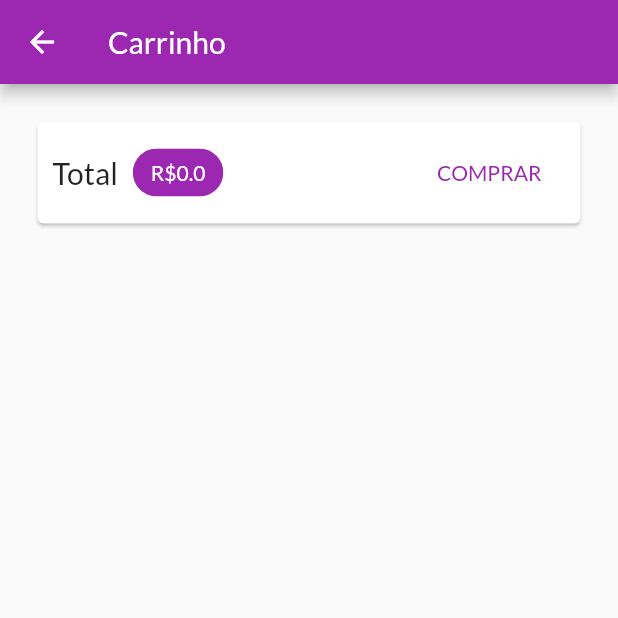
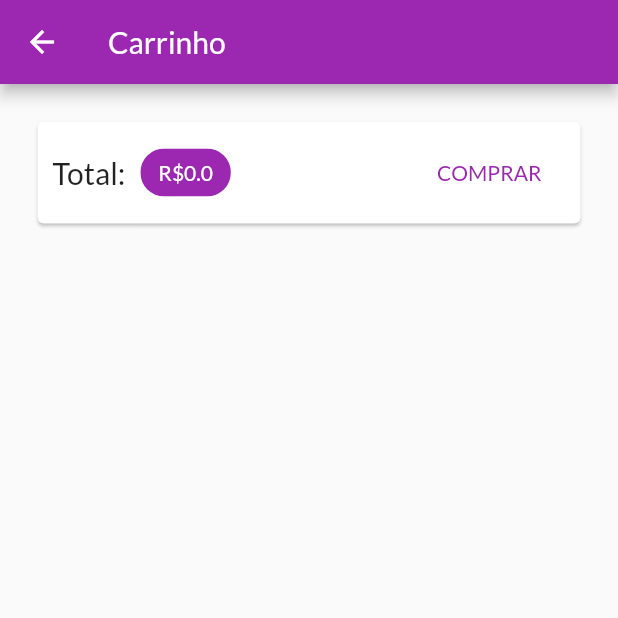
Before and after one commit to lnnalcant/curso-flutter, a Flutter app: the CartScreen screen opened by its route, on a phone screen of 412 x 824 dp, the top half of it. Run offline on Flutter 3.47's test engine with Material 2 defaults, Android fonts, the phone set to English and light mode, and no system bars.

Commit message:
corrigindo imports

```diff
--- a/shop/lib/providers/product.dart
+++ b/shop/lib/providers/product.dart
@@ -12,13 +12,14 @@ class Product with ChangeNotifier {
   final String imageUrl;
   bool isFavorite;
 
-  Product(
-      {this.id,
-      @required this.title,
-      @required this.description,
-      @required this.price,
-      @required this.imageUrl,
-      this.isFavorite = false});
+  Product({
+    this.id,
+    @required this.title,
+    @required this.description,
+    @required this.price,
+    @required this.imageUrl,
+    this.isFavorite = false,
+  });
 
   void _toggleFavorite() {
     isFavorite = !isFavorite;
--- a/shop/lib/providers/products.dart
+++ b/shop/lib/providers/products.dart
@@ -4,6 +4,7 @@ import 'package:flutter/material.dart';
 import 'package:http/http.dart' as http;
 import 'package:shop/exceptions/http_exception.dart';
 import 'package:shop/utils/constants.dart';
+
 import './product.dart';
 
 class Products with ChangeNotifier {
--- a/shop/lib/views/auth_screen.dart
+++ b/shop/lib/views/auth_screen.dart
@@ -7,6 +7,7 @@ class AuthScreen extends StatelessWidget {
   @override
   Widget build(BuildContext context) {
     return Scaffold(
+      appBar: AppBar(),
       body: Stack(
         children: <Widget>[
           Container(
--- a/shop/lib/views/cart_screen.dart
+++ b/shop/lib/views/cart_screen.dart
@@ -2,6 +2,7 @@ import 'package:flutter/material.dart';
 import 'package:provider/provider.dart';
 
 import '../widgets/cart_item_widget.dart';
+
 import '../providers/cart.dart';
 import '../providers/orders.dart';
 
@@ -25,7 +26,7 @@ class CartScreen extends StatelessWidget {
                 mainAxisAlignment: MainAxisAlignment.spaceBetween,
                 children: <Widget>[
                   Text(
-                    'Total',
+                    'Total:',
                     style: TextStyle(fontSize: 20),
                   ),
                   SizedBox(width: 10),
--- a/shop/lib/views/orders_screen.dart
+++ b/shop/lib/views/orders_screen.dart
@@ -2,8 +2,9 @@ import 'package:flutter/material.dart';
 import 'package:provider/provider.dart';
 
 import '../widgets/app_drawer.dart';
+import '../widgets/order_widget.dart';
+
 import '../providers/orders.dart';
-import '../widgets/order_widget.dart';
 
 class OrdersScreen extends StatelessWidget {
   @override
--- a/shop/lib/views/product_detail_screen.dart
+++ b/shop/lib/views/product_detail_screen.dart
@@ -1,4 +1,5 @@
 import 'package:flutter/material.dart';
+
 import '../providers/product.dart';
 
 class ProductDetailScreen extends StatelessWidget {
--- a/shop/lib/views/products_overview_screen.dart
+++ b/shop/lib/views/products_overview_screen.dart
@@ -1,10 +1,13 @@
 import 'package:flutter/material.dart';
 import 'package:provider/provider.dart';
 import 'package:shop/providers/products.dart';
+
 import '../widgets/product_grid.dart';
 import '../widgets/badge.dart';
 import '../widgets/app_drawer.dart';
+
 import '../providers/cart.dart';
+
 import '../utils/app_routes.dart';
 
 enum FilterOptions {
--- a/shop/lib/views/products_screen.dart
+++ b/shop/lib/views/products_screen.dart
@@ -1,13 +1,14 @@
 import 'package:flutter/material.dart';
 import 'package:provider/provider.dart';
 
+import '../providers/products.dart';
+
 import '../widgets/app_drawer.dart';
-import '../providers/products.dart';
 import '../widgets/product_item.dart';
+
 import '../utils/app_routes.dart';
 
 class ProductsScreen extends StatelessWidget {
-
   Future<void> _refreshProducts(BuildContext context) {
     return Provider.of<Products>(context, listen: false).loadProducts();
   }
--- a/shop/lib/widgets/cart_item_widget.dart
+++ b/shop/lib/widgets/cart_item_widget.dart
@@ -1,5 +1,6 @@
 import 'package:flutter/material.dart';
 import 'package:provider/provider.dart';
+
 import '../providers/cart.dart';
 
 class CartItemWidget extends StatelessWidget {
@@ -46,7 +47,8 @@ class CartItemWidget extends StatelessWidget {
                 },
               ),
             ],
-                ));
+          ),
+        );
       },
       onDismissed: (_) {
         Provider.of<Cart>(context, listen: false)
--- a/shop/lib/widgets/product_grid.dart
+++ b/shop/lib/widgets/product_grid.dart
@@ -2,6 +2,7 @@ import 'package:flutter/material.dart';
 import 'package:provider/provider.dart';
 
 import '../widgets/product_grid_item.dart';
+
 import '../providers/products.dart';
 
 class ProductGrid extends StatelessWidget {
--- a/shop/lib/widgets/product_grid_item.dart
+++ b/shop/lib/widgets/product_grid_item.dart
@@ -1,7 +1,9 @@
 import 'package:flutter/material.dart';
 import 'package:provider/provider.dart';
+
 import '../providers/product.dart';
 import '../providers/cart.dart';
+
 import '../utils/app_routes.dart';
 
 class ProductGridItem extends StatelessWidget {
--- a/shop/lib/widgets/product_item.dart
+++ b/shop/lib/widgets/product_item.dart
@@ -4,6 +4,7 @@ import 'package:shop/exceptions/http_exception.dart';
 
 import '../providers/product.dart';
 import '../providers/products.dart';
+
 import '../utils/app_routes.dart';
 
 class ProductItem extends StatelessWidget {
```
Lines whose indentation alone changed are shown as unchanged.
